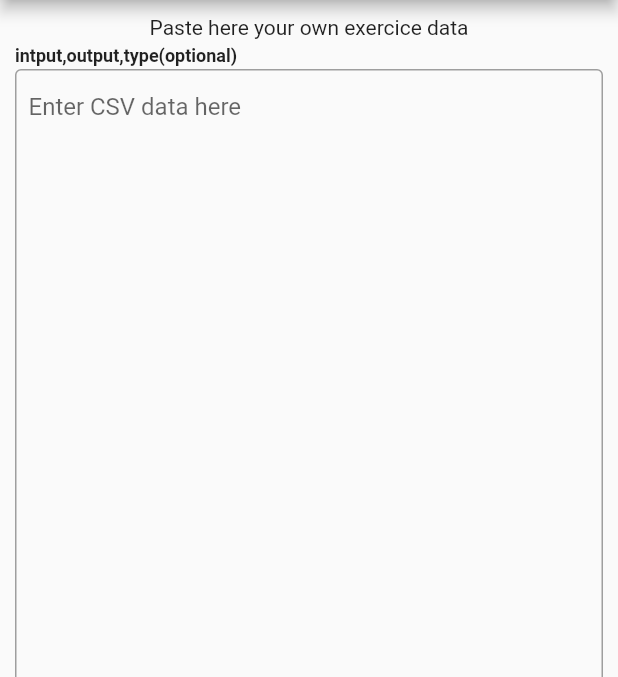
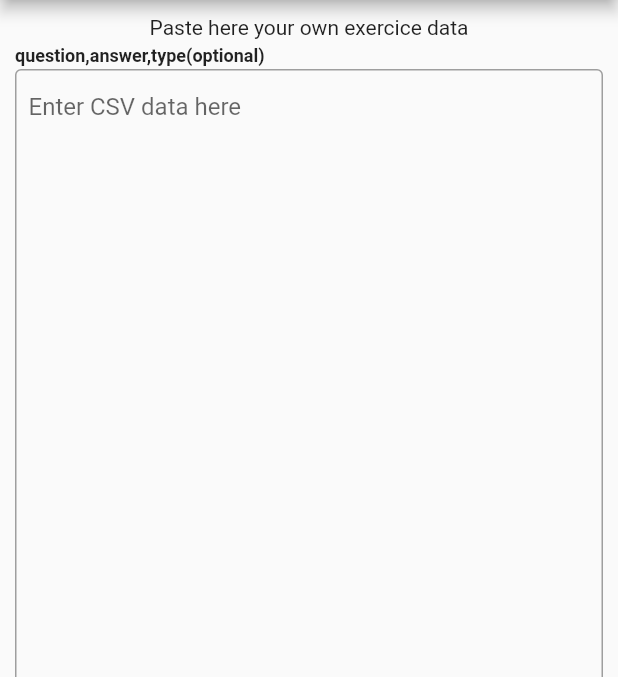
Before and after one commit to redouane59/xgenerator_flutter, a Flutter app: the screen it shows after launch, on a phone screen of 412 x 824 dp, the part 84-761 px from its top. Run offline on Flutter 3.47's test engine with Material 2 defaults, Android fonts, the phone set to English and light mode, and no system bars; our stand-ins replace csv, file_picker; network calls fail.

Commit message:
managing ALL

```diff
--- a/lib/FreeTextComponent.dart
+++ b/lib/FreeTextComponent.dart
@@ -76,7 +76,7 @@ class _FreeTextComponentState extends State<FreeTextComponent> {
             Center(child: Text("Paste here your own exercice data")),
             SizedBox(height: 4.0),
             Text(
-              'intput,output,type(optional)',
+              'question,answer,type(optional)',
               style: TextStyle(
                 fontSize: 12.0,
                 fontWeight: FontWeight.bold,
--- a/lib/main.dart
+++ b/lib/main.dart
@@ -103,6 +103,7 @@ class _MyAppState extends State<MyApp> {
       } else {
         filteredRows = rows.where((row) => row.length > 1).toList();
       }
+
       final filteredCsvContent =
           const ListToCsvConverter().convert(filteredRows);
       if (filteredCsvContent.isEmpty) {
@@ -203,7 +204,9 @@ class _MyAppState extends State<MyApp> {
           index: _activeTabIndex,
           children: [
             FreeTextComponent(
-                csvContent: _csvContent, updateCSVContent: updateCSVContent),
+              csvContent: _csvContent,
+              updateCSVContent: updateCSVContent,
+            ),
             FileInputComponent(),
             FreeTextComponent(
                 csvContent: _csvContent, updateCSVContent: updateCSVContent),
```
Also changed, not shown: lib/config/ConfigComponent.dart (+9 -2 lines), 1 other file.
